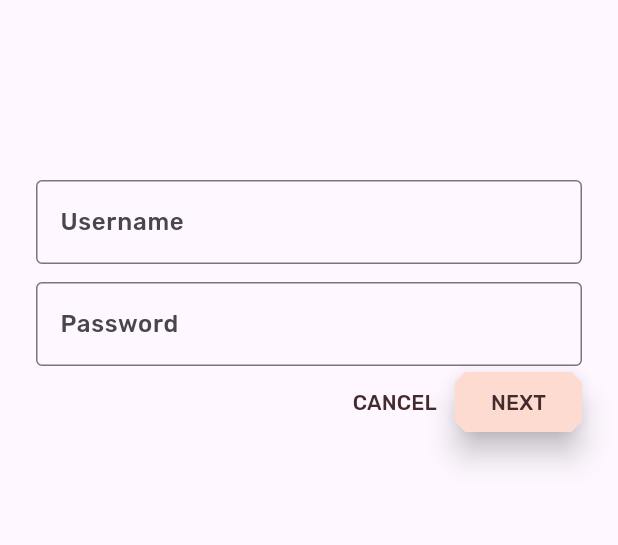
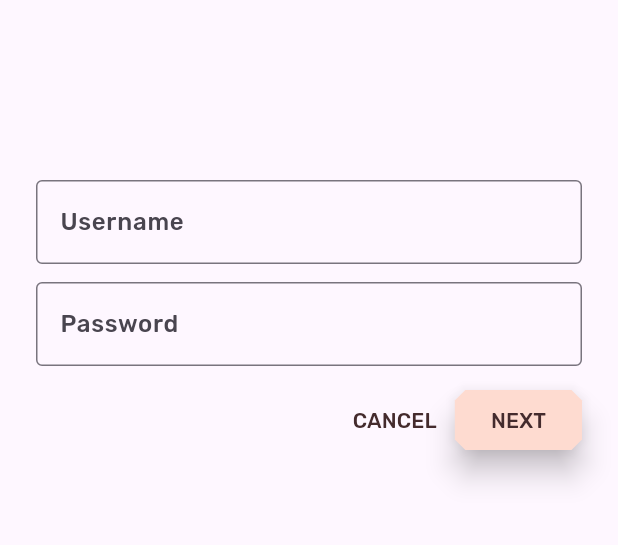
Before and after one commit to stephencarico/material-components-flutter-codelabs-101-starter, a Flutter app: the screen it shows after launch, on a phone screen of 412 x 824 dp, the part 243-788 px from its top. Run offline on Flutter 3.47's test engine with Material 2 defaults, Android fonts, the phone set to English and light mode, and no system bars.

Commit message:
fix: add sizedbox to login

```diff
--- a/mdc_100_series/lib/login.dart
+++ b/mdc_100_series/lib/login.dart
@@ -13,7 +13,8 @@
 // limitations under the License.
 
 import 'package:flutter/material.dart';
-import 'package:shrine/colors.dart';
+
+import 'colors.dart';
 
 class LoginPage extends StatefulWidget {
   const LoginPage({Key? key}) : super(key: key);
@@ -59,22 +60,29 @@ class _LoginPageState extends State<LoginPage> {
               ),
               obscureText: true,
             ),
-            OverflowBar(alignment: MainAxisAlignment.end, children: <Widget>[
+            const SizedBox(height: 12.0),
+            OverflowBar(
+              alignment: MainAxisAlignment.end,
+              children: <Widget>[
                 TextButton(
-                  child: Text('CANCEL'),
+                  child: const Text('CANCEL'),
                   onPressed: () {
                     _usernameController.clear();
                     _passwordController.clear();
                   },
                   style: TextButton.styleFrom(
-                    foregroundColor: Theme.of(context).colorScheme.secondary,
-                  )),
+                    foregroundColor: kShrineBrown900,
+                    shape: const BeveledRectangleBorder(
+                      borderRadius: BorderRadius.all(Radius.circular(7.0)),
+                    ),
+                  ),
+                ),
                 ElevatedButton(
-                child: Text('NEXT'),
+                  child: const Text('NEXT'),
                   onPressed: () {
                     Navigator.pop(context);
                   },
-                style: TextButton.styleFrom(
+                  style: ElevatedButton.styleFrom(
                     foregroundColor: kShrineBrown900,
                     backgroundColor: kShrinePink100,
                     elevation: 8.0,
@@ -83,7 +91,8 @@ class _LoginPageState extends State<LoginPage> {
                     ),
                   ),
                 ),
-            ]),
+              ],
+            ),
           ],
         ),
       ),
```
Lines whose indentation alone changed are shown as unchanged.
